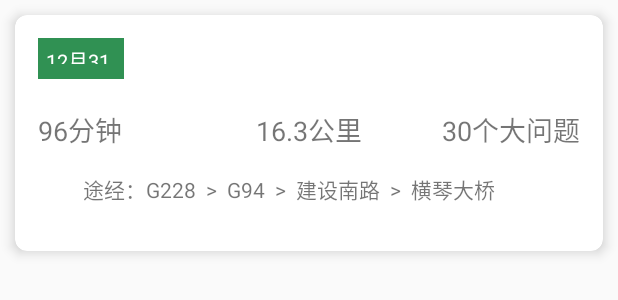
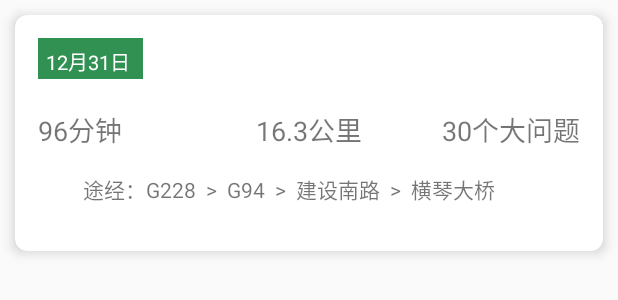
Before and after one commit to OptimistQAQ/Road, an Android app: the layout item_mine_record_item.xml on its own in the app's theme, with its tools: preview values and no code run, on a phone screen of 412 x 824 dp. Shown: the top 300 px of the screen. Run offline under Robolectric (Android 15) with nearby library versions, the phone set to English and light mode, and no system bars.

Commit message:
update :bug:

```diff
--- a/app/src/main/res/layout/item_mine_record_item.xml
+++ b/app/src/main/res/layout/item_mine_record_item.xml
@@ -21,14 +21,14 @@
             android:background="@null">
 
             <ImageView
-                android:layout_width="57dp"
+                android:layout_width="70dp"
                 android:layout_height="27dp"
                 android:src="#309153"/>
 
             <TextView
                 android:id="@+id/tv_data"
-                android:layout_width="50dp"
-                android:layout_height="12dp"
+                android:layout_width="wrap_content"
+                android:layout_height="wrap_content"
                 android:layout_marginTop="5dp"
                 android:layout_marginStart="5dp"
                 android:text="12月31日"
--- a/app/src/main/res/values/strings.xml
+++ b/app/src/main/res/values/strings.xml
@@ -1,6 +1,6 @@
 <resources>
     <string name="app_name">Road</string>
 
-    <string name="hint_editor_top">搜索用户ID/名字</string>
-    <string name="hint_editor_search">搜索位置</string>
+    <string name="hint_editor_top" translatable="false">搜索用户ID/名字</string>
+    <string name="hint_editor_search" translatable="false">搜索位置</string>
 </resources>
```
Also changed, not shown: app/src/main/java/com/example/a65667/road/activity/MainActivity.java (+23 -3 lines).
